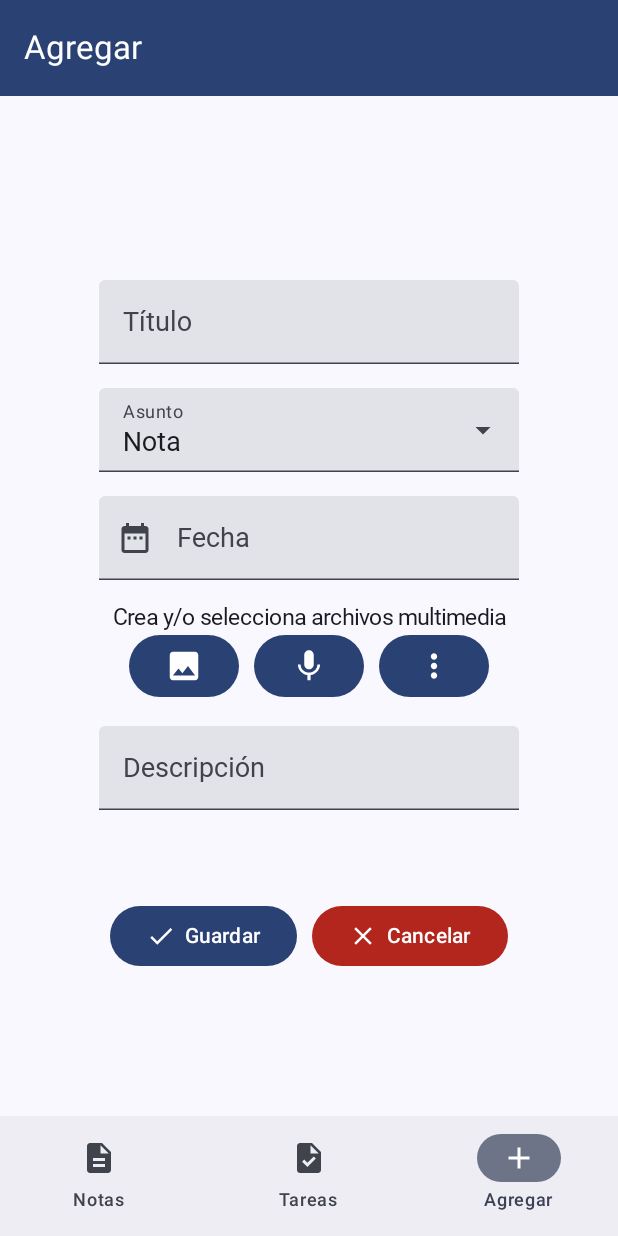
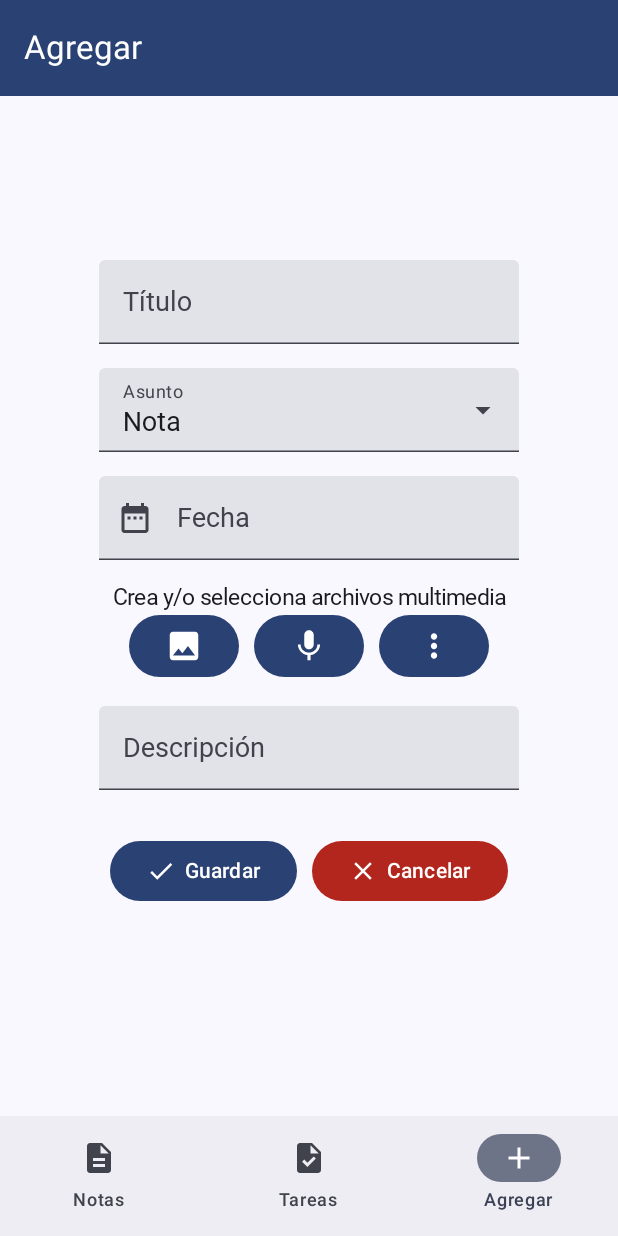
Before and after one commit to QuintinoLgg/ProyectoFinal, an Android app built with Jetpack Compose: the AddEditNoteScreen screen opened through its navigation route, on a phone screen of 412 x 824 dp. Run offline under Robolectric (Android 15) with nearby library versions, the phone set to English and light mode, and no system bars; our stand-ins replace window size class.

Commit message:
Versión funcional de respaldo

```diff
--- a/ProyectFinal/app/src/main/java/com/example/proyectfinal/screens/AddEditNoteScreen.kt
+++ b/ProyectFinal/app/src/main/java/com/example/proyectfinal/screens/AddEditNoteScreen.kt
@@ -8,6 +8,7 @@ import androidx.compose.foundation.layout.Box
 import androidx.compose.foundation.layout.Column
 import androidx.compose.foundation.layout.Row
 import androidx.compose.foundation.layout.Spacer
+import androidx.compose.foundation.layout.fillMaxHeight
 import androidx.compose.foundation.layout.fillMaxSize
 import androidx.compose.foundation.layout.fillMaxWidth
 import androidx.compose.foundation.layout.height
@@ -123,17 +124,16 @@ fun desingNote(navController: NavController){
     ){
         Box(
             modifier = Modifier
-                .fillMaxSize()
-                .padding(start = 20.dp, top = 30.dp, end = 20.dp, bottom = 20.dp)
+                .fillMaxWidth(1f)
+                .fillMaxHeight(0.92f)
+                .padding(start = 20.dp, top = 80.dp, end = 20.dp, bottom = 60.dp)
         ){
             var title by remember { mutableStateOf("")}
             var description by remember { mutableStateOf("")}
 
             LazyColumn(
                 modifier = Modifier
-                    .align(Alignment.Center)
-                    .fillMaxWidth(1f)
-                    .padding(start = 45.dp, end = 45.dp),
+                    .align(Alignment.Center),
                 horizontalAlignment = Alignment.CenterHorizontally
             ){
                 item{
@@ -218,7 +218,7 @@ fun desingNote(navController: NavController){
                         label = { Text(stringResource(id = R.string.descripcion)) },
                         placeholder = { Text(stringResource(id = R.string.agregar_descripcion)) }
                     )
-                    Spacer(modifier = Modifier.height(60.dp))
+                    Spacer(modifier = Modifier.height(30.dp))
                 }
 
                 item {
--- a/ProyectFinal/app/src/main/java/com/example/proyectfinal/screens/NotesScreen.kt
+++ b/ProyectFinal/app/src/main/java/com/example/proyectfinal/screens/NotesScreen.kt
@@ -243,21 +243,8 @@ private fun Tarjeta(titulo: String, descripcion: String){
 @SuppressLint("UnusedMaterial3ScaffoldPaddingParameter")
 @Composable
 fun NotesScreen(navController: NavController, navigationType: NotesAppNavigationType){
-    if(navigationType==NotesAppNavigationType.PERMANENT_NAVIGATION_DRAWER){
-        PermanentNavigationDrawer(
-            drawerContent = {
-                MenuNavegacion(navController = navController)
-            }
-        ) {
-            Scaffold {
-                BodyContentNotesScreen(navController)
-            }
-        }
-    }
-    else{
-        Scaffold {
-            BodyContentNotesScreen(navController)
-        }
+    Scaffold {
+        BodyContentNotesScreen(navController)
     }
 
 }
```
